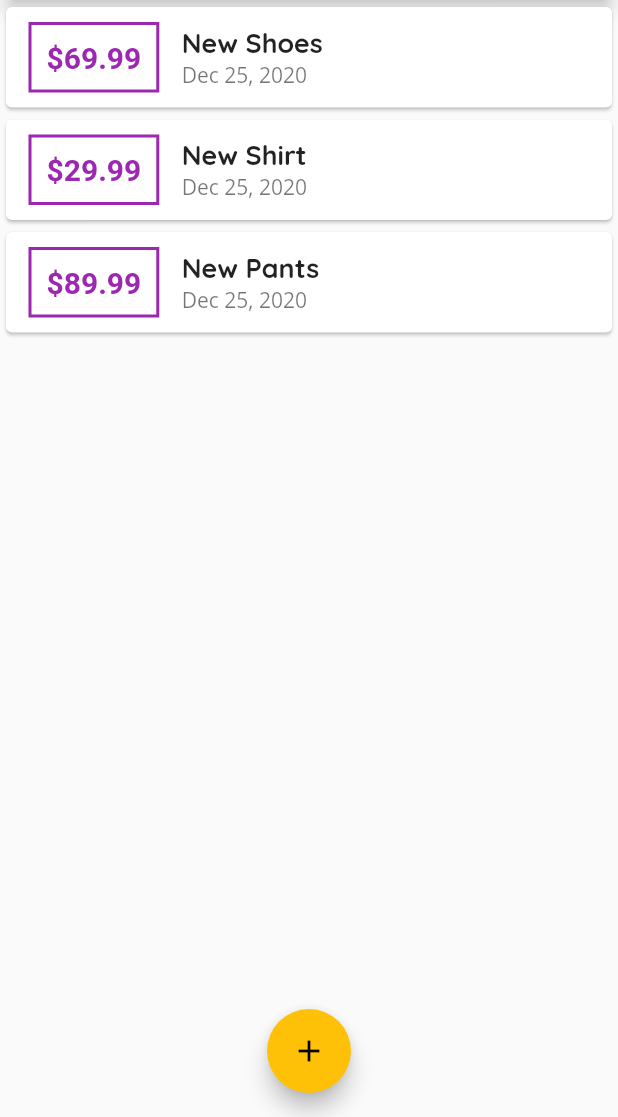
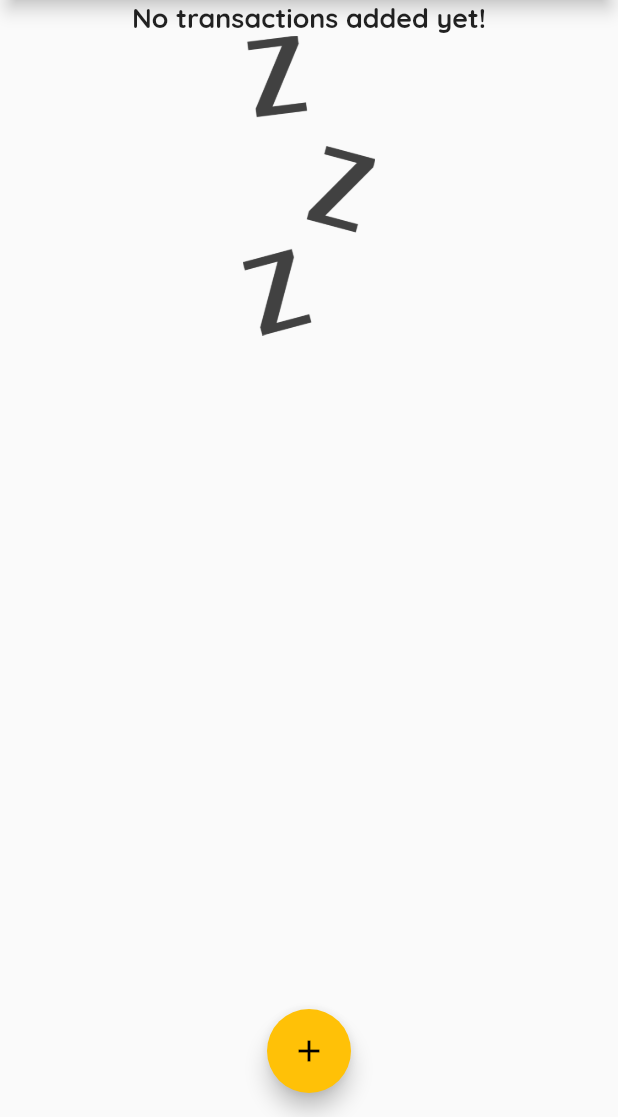
Before and after one commit to PyFinn/personal_expenses, a Flutter app: the screen it shows after launch, on a phone screen of 412 x 824 dp, the part 119-1236 px from its top. Run offline on Flutter 3.47's test engine with Material 2 defaults, Android fonts, the phone set to English and light mode, and no system bars.

Commit message:
Empty Transactions Handling

```diff
--- a/lib/main.dart
+++ b/lib/main.dart
@@ -36,12 +36,12 @@ class MyHomePage extends StatefulWidget {
 
 class _MyHomePageState extends State<MyHomePage> {
   final List<Transaction> _transactions = [
-    Transaction(
-        id: 't1', title: 'New Shoes', amount: 69.99, date: DateTime.now()),
-    Transaction(
-        id: 't2', title: 'New Shirt', amount: 29.99, date: DateTime.now()),
-    Transaction(
-        id: 't3', title: 'New Pants', amount: 89.99, date: DateTime.now())
+    // Transaction(
+    //     id: 't1', title: 'New Shoes', amount: 69.99, date: DateTime.now()),
+    // Transaction(
+    //     id: 't2', title: 'New Shirt', amount: 29.99, date: DateTime.now()),
+    // Transaction(
+    //     id: 't3', title: 'New Pants', amount: 89.99, date: DateTime.now())
   ];
 
   void _addNewTransaction(String title, String amount) {
--- a/lib/widgets/transaction_list.dart
+++ b/lib/widgets/transaction_list.dart
@@ -2,14 +2,23 @@ import 'package:flutter/material.dart';
 import 'package:intl/intl.dart';
 
 class TransactionList extends StatelessWidget {
-
   final List transactions;
 
   TransactionList(this.transactions);
 
   @override
   Widget build(BuildContext context) {
-    return Container(
+    return transactions.isEmpty
+        ? Column(
+            children: [
+              Text(
+                'No transactions added yet!',
+                style: Theme.of(context).textTheme.headline6,
+              ),
+              Container(child: Image.asset('assets/image/waiting.png', fit: BoxFit.cover,), height: 200,)
+            ],
+          )
+        : Container(
             height: 300,
             child: ListView.builder(
               itemBuilder: (context, index) {
@@ -24,9 +33,12 @@ class TransactionList extends StatelessWidget {
                               fontSize: 20,
                               color: Theme.of(context).primaryColor),
                         ),
-                  margin: EdgeInsets.symmetric(vertical: 10, horizontal: 15),
+                        margin:
+                            EdgeInsets.symmetric(vertical: 10, horizontal: 15),
                         decoration: BoxDecoration(
-                      border: Border.all(color: Theme.of(context).primaryColor, width: 2)),
+                            border: Border.all(
+                                color: Theme.of(context).primaryColor,
+                                width: 2)),
                         padding: EdgeInsets.all(10),
                       ),
                       Column(
--- a/pubspec.yaml
+++ b/pubspec.yaml
@@ -47,10 +47,8 @@ flutter:
   uses-material-design: true
 
   # To add assets to your application, add an assets section, like this:
-  # assets:
-  #   - images/a_dot_burr.jpeg
-  #   - images/a_dot_ham.jpeg
-
+  assets:
+     - assets/image/waiting.png
   # An image asset can refer to one or more resolution-specific "variants", see
   # https://flutter.dev/assets-and-images/#resolution-aware.
 
```
Also changed, not shown: assets/image/waiting.png (added). Lines whose indentation alone changed are shown as unchanged.
